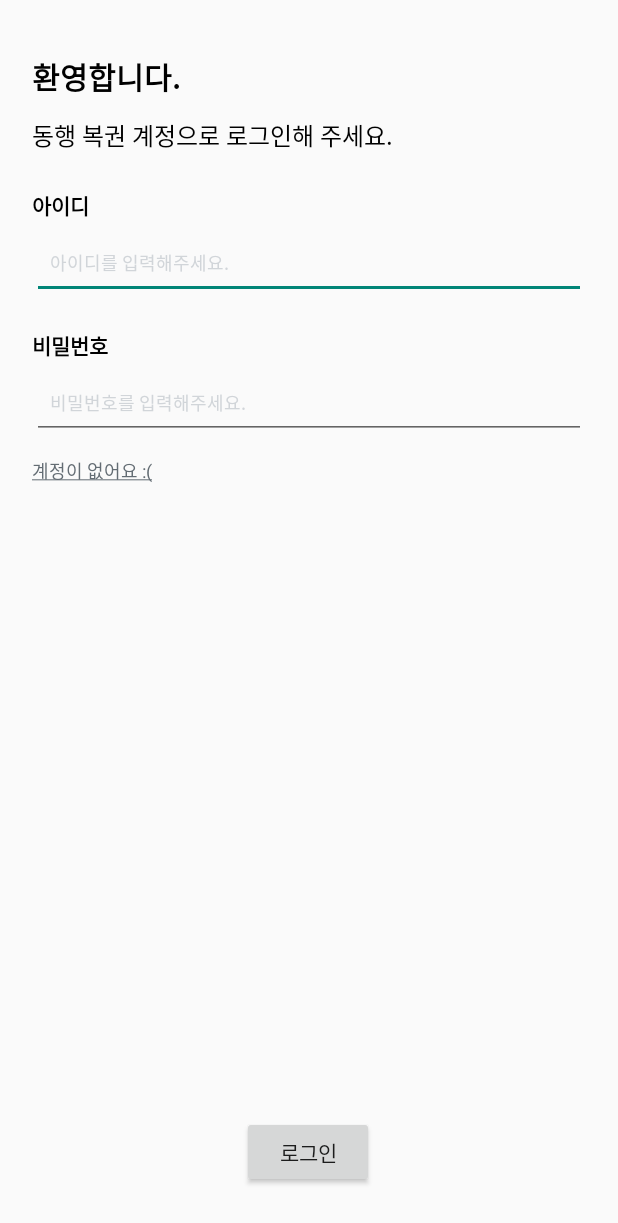
After one commit to identity16/Autto_android, an Android app: the LoginActivity screen opened directly, with no data from a screen before it, on a phone screen of 412 x 824 dp. The commit adds this screen. Shown: the top 1223 px of the screen. Run offline under Robolectric (Android 15) with nearby library versions, the phone set to English and light mode, and no system bars.

Commit message:
Feature: Login

```diff
--- /dev/null
+++ b/app/src/main/java/dev/handeul/autto/activity/LoginActivity.java
@@ -0,0 +1,59 @@
+package dev.handeul.autto.activity;
+
+import android.content.Intent;
+import android.net.Uri;
+import android.os.Bundle;
+import android.util.Log;
+import android.view.View;
+import android.widget.Toast;
+
+import androidx.appcompat.app.AppCompatActivity;
+
+import dev.handeul.autto.AuttoApp;
+import dev.handeul.autto.databinding.ActivityLoginBinding;
+import dev.handeul.autto.repository.UserRepository;
+
+public class LoginActivity extends AppCompatActivity {
+    private static final String TAG = "LoginActivity";
+
+    ActivityLoginBinding binding;
+
+
+    @Override
+    protected void onCreate(Bundle savedInstanceState) {
+        super.onCreate(savedInstanceState);
+
+        binding = ActivityLoginBinding.inflate(getLayoutInflater());
+        View view = binding.getRoot();
+
+        setContentView(view);
+
+        binding.btnLogin.setOnClickListener((v) -> doLogin(() -> {
+            Intent intent = new Intent(this, MainActivity.class);
+            startActivity(intent);
+
+            finish();
+        }));
+
+        binding.linkNoAccount.setOnClickListener((v) -> {
+            Intent browserIntent = new Intent(Intent.ACTION_VIEW,
+                    Uri.parse("https://m.dhlottery.co.kr/loginJoin.do?method=joinFormAgree"));
+            startActivity(browserIntent);
+        });
+    }
+
+    private void doLogin(Runnable callback) {
+        UserRepository repo = UserRepository.getInstance();
+        repo.setUserAccount(binding.inputID.getText().toString(), binding.inputPW.getText().toString());
+        repo.login((isSuccess) -> {
+            if(isSuccess) {
+                callback.run();
+            } else {
+                Toast.makeText(getApplicationContext(), "로그인이 실패했습니다 :(", Toast.LENGTH_LONG)
+                        .show();
+
+                Log.e(TAG, "Login Failed..");
+            }
+        });
+    }
+}
--- a/app/src/main/java/dev/handeul/autto/webservice/DHLotteryService.java
+++ b/app/src/main/java/dev/handeul/autto/webservice/DHLotteryService.java
@@ -23,7 +23,6 @@ public interface DHLotteryService {
     Call<ResponseBody> login(
             @Field("userId") String userId,
             @Field("password") String password,
-            @Field("returnUrl") String returnUrl,
             @Field("checkSave") String checkSave);
 
     @FormUrlEncoded
--- /dev/null
+++ b/app/src/main/res/layout/activity_login.xml
@@ -0,0 +1,122 @@
+<?xml version="1.0" encoding="utf-8"?>
+<androidx.constraintlayout.widget.ConstraintLayout xmlns:android="http://schemas.android.com/apk/res/android"
+    xmlns:app="http://schemas.android.com/apk/res-auto"
+    xmlns:tools="http://schemas.android.com/tools"
+    android:layout_width="match_parent"
+    android:layout_height="match_parent"
+    android:paddingStart="21dp"
+    android:paddingTop="36dp"
+    android:paddingEnd="21dp"
+    android:paddingBottom="32dp"
+    tools:context=".activity.LoginActivity">
+
+    <Button
+        android:id="@+id/btnLogin"
+        android:layout_width="wrap_content"
+        android:layout_height="wrap_content"
+        android:text="@string/login"
+        app:layout_constraintBottom_toBottomOf="parent"
+        app:layout_constraintEnd_toEndOf="parent"
+        app:layout_constraintHorizontal_bias="0.498"
+        app:layout_constraintStart_toStartOf="parent" />
+
+    <TextView
+        android:id="@+id/textView"
+        android:layout_width="wrap_content"
+        android:layout_height="wrap_content"
+        android:text="@string/login_welcome"
+        android:textColor="@color/black"
+        android:textSize="20sp"
+        android:textStyle="bold"
+        app:layout_constraintStart_toStartOf="@+id/guideline3"
+        app:layout_constraintTop_toTopOf="parent" />
+
+    <TextView
+        android:id="@+id/textView4"
+        android:layout_width="wrap_content"
+        android:layout_height="wrap_content"
+        android:layout_marginTop="12dp"
+        android:text="@string/login_help"
+        android:textColor="@color/black"
+        android:textSize="16sp"
+        app:layout_constraintStart_toStartOf="@+id/guideline3"
+        app:layout_constraintTop_toBottomOf="@+id/textView" />
+
+    <androidx.constraintlayout.widget.Guideline
+        android:id="@+id/guideline3"
+        android:layout_width="wrap_content"
+        android:layout_height="wrap_content"
+        android:orientation="vertical"
+        app:layout_constraintGuide_begin="0dp" />
+
+    <TextView
+        android:id="@+id/textView3"
+        android:layout_width="wrap_content"
+        android:layout_height="wrap_content"
+        android:layout_marginTop="24dp"
+        android:text="@string/login_label_id"
+        android:textColor="@color/black"
+        android:textStyle="bold"
+        app:layout_constraintStart_toStartOf="@+id/guideline3"
+        app:layout_constraintTop_toBottomOf="@+id/textView4" />
+
+    <EditText
+        android:id="@+id/inputID"
+        android:layout_width="match_parent"
+        android:layout_height="wrap_content"
+        android:layout_marginTop="4dp"
+        android:ems="10"
+        android:hint="@string/login_placeholder_id"
+        android:importantForAutofill="no"
+        android:inputType="textPersonName"
+        android:minHeight="48dp"
+        android:paddingStart="12dp"
+        android:paddingEnd="12dp"
+        android:textColor="@color/black"
+        android:textColorHint="#d1d5d9"
+        android:textSize="12sp"
+        app:layout_constraintStart_toStartOf="@+id/guideline3"
+        app:layout_constraintTop_toBottomOf="@+id/textView3"
+        tools:ignore="TextContrastCheck" />
+
+    <TextView
+        android:id="@+id/textView5"
+        android:layout_width="wrap_content"
+        android:layout_height="wrap_content"
+        android:layout_marginTop="20dp"
+        android:text="@string/login_label_pw"
+        android:textColor="@color/black"
+        android:textStyle="bold"
+        app:layout_constraintStart_toStartOf="@+id/guideline3"
+        app:layout_constraintTop_toBottomOf="@+id/inputID" />
+
+    <EditText
+        android:id="@+id/inputPW"
+        android:layout_width="match_parent"
+        android:layout_height="wrap_content"
+        android:layout_marginTop="4dp"
+        android:ems="10"
+        android:hint="@string/login_placeholder_pw"
+        android:importantForAutofill="no"
+        android:inputType="textPassword"
+        android:minHeight="48dp"
+        android:paddingStart="12dp"
+        android:paddingEnd="12dp"
+        android:textColor="@color/black"
+        android:textColorHint="#d1d5d9"
+        android:textSize="12sp"
+        app:layout_constraintStart_toStartOf="@+id/guideline3"
+        app:layout_constraintTop_toBottomOf="@+id/textView5"
+        tools:ignore="TextContrastCheck" />
+
+    <TextView
+        android:id="@+id/linkNoAccount"
+        android:layout_width="wrap_content"
+        android:layout_height="wrap_content"
+        android:layout_marginTop="12dp"
+        android:text="@string/login_no_account"
+        android:textColor="#636c73"
+        android:textSize="12sp"
+        app:layout_constraintStart_toStartOf="@+id/guideline3"
+        app:layout_constraintTop_toBottomOf="@+id/inputPW" />
+</androidx.constraintlayout.widget.ConstraintLayout>
--- a/app/src/main/res/values/strings.xml
+++ b/app/src/main/res/values/strings.xml
@@ -1,6 +1,7 @@
 <resources>
     <string name="app_name">Autto</string>
     <string name="preference_file_key">dev.handeul.autto.DHACCOUNT</string>
+    <string name="login">로그인</string>
     <string name="main_draw_num_dummy">000</string>
     <string name="main_draw_countdown_dummy">01일 18시간 24분 30초</string>
     <string name="main_draw_text1">회 결과발표까지</string>
@@ -11,4 +12,11 @@
     <string name="charge">충전</string>
     <string name="deposit_unit">원</string>
     <string name="default_deposit_balance">0</string>
+    <string name="login_welcome">환영합니다.</string>
+    <string name="login_help">동행 복권 계정으로 로그인해 주세요.</string>
+    <string name="login_label_id">아이디</string>
+    <string name="login_label_pw">비밀번호</string>
+    <string name="login_placeholder_id">아이디를 입력해주세요.</string>
+    <string name="login_placeholder_pw">비밀번호를 입력해주세요.</string>
+    <string name="login_no_account"><u>계정이 없어요 :(</u></string>
 </resources>
```
Also changed, not shown: app/src/main/AndroidManifest.xml (+8 -4 lines), app/src/main/java/dev/handeul/autto/activity/MainActivity.java (+12 -2 lines), app/src/main/java/dev/handeul/autto/fragment/DepositFragment.java (+16 -2 lines), app/src/main/java/dev/handeul/autto/fragment/NumberListFragment.java (+25 -0 lines), app/src/main/java/dev/handeul/autto/repository/DepositRepository.java (+7 -1 lines), app/src/main/java/dev/handeul/autto/repository/GameRepository.java (+17 -4 lines), app/src/main/java/dev/handeul/autto/repository/UserRepository.java (+43 -14 lines).
